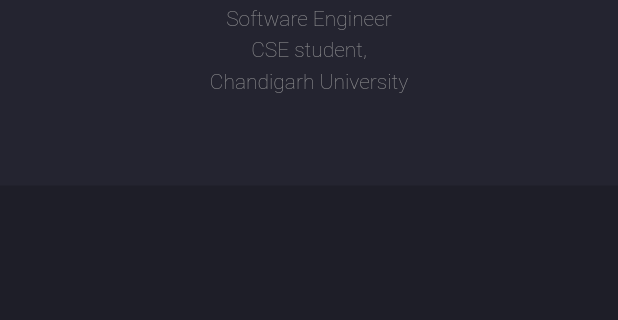
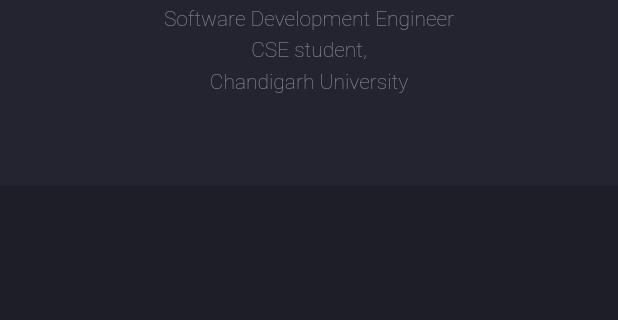
Before and after one commit to simran1901/Simran-s-Portfolio, a Flutter app: the MyInfo widget shown alone on an empty page, opened directly, on a phone screen of 412 x 824 dp, the part 317-637 px from its top. Run offline on Flutter 3.47's test engine with Material 2 defaults, Android fonts, the light colour scheme and no system bars; our stand-ins replace animated_text_kit, flutter_svg, google_fonts; missing offline and left inert: dart:html.

Commit message:
edited designation

```diff
--- a/lib/screens/main/components/my_info.dart
+++ b/lib/screens/main/components/my_info.dart
@@ -25,7 +25,7 @@
               style: Theme.of(context).textTheme.subtitle2,
             ),
             Text(
-              "Software Engineer",
+              "Software Development Engineer",
               textAlign: TextAlign.center,
               style: TextStyle(
                 fontWeight: FontWeight.w200,
```
